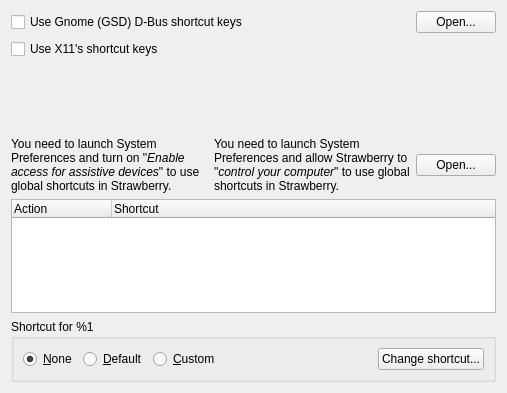
Above: src/settings/shortcutssettingspage.ui from strawberrymusicplayer/strawberry before the change. Below: the same form after it.
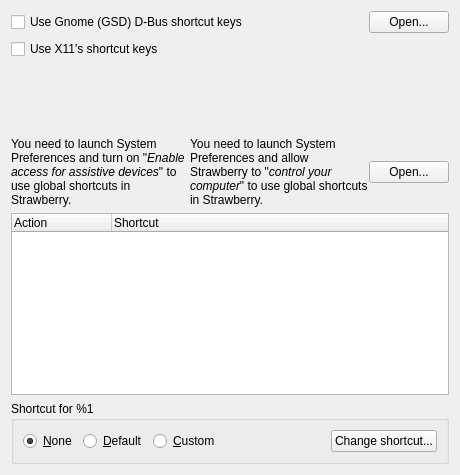
That is the form after the change. Icons and pictures are not drawn.

Commit message: Adjust width of settingspages

```diff
--- a/src/settings/shortcutssettingspage.ui
+++ b/src/settings/shortcutssettingspage.ui
@@ -6,8 +6,8 @@
    <rect>
     <x>0</x>
     <y>0</y>
-    <width>507</width>
-    <height>393</height>
+    <width>460</width>
+    <height>475</height>
    </rect>
   </property>
   <property name="windowTitle">
```
The commit also changes 13 other files.
